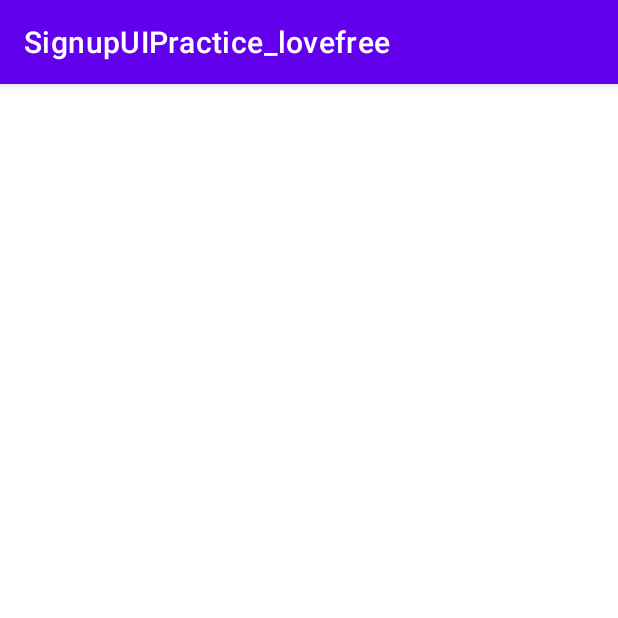
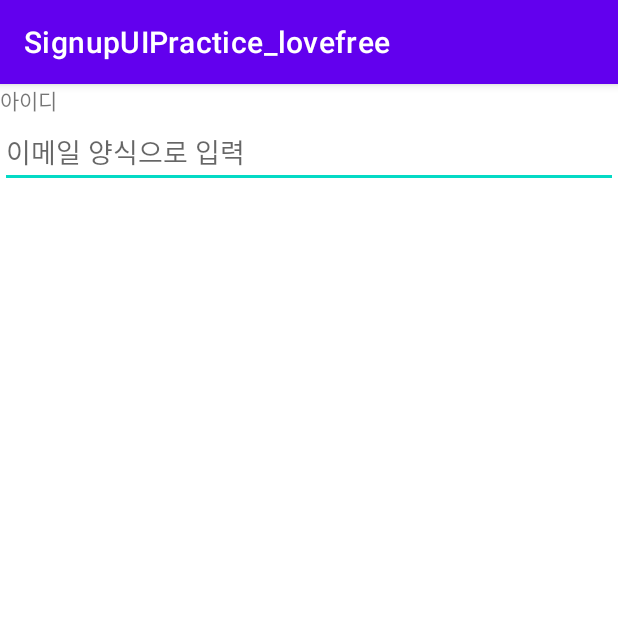
Before and after one commit to Tlovefree/SignupUIPractice_lovefree, an Android app: the screen it shows after launch (MainActivity), on a phone screen of 412 x 824 dp, the top half of it. Run offline under Robolectric (Android 15) with nearby library versions, the phone set to English and light mode, and no system bars.

Commit message:
아이디 입력 칸 생성  -hint / input 속성 체험

```diff
--- a/app/src/main/res/layout/activity_main.xml
+++ b/app/src/main/res/layout/activity_main.xml
@@ -7,5 +7,15 @@
     android:orientation="vertical"
     tools:context=".MainActivity">
 
+    <TextView
+        android:layout_width="wrap_content"
+        android:layout_height="wrap_content"
+        android:text="아이디"/>
+
+    <EditText
+        android:layout_width="match_parent"
+        android:layout_height="wrap_content"
+        android:hint="이메일 양식으로 입력"
+        android:inputType="textEmailAddress"/>
 
 </LinearLayout>
```
